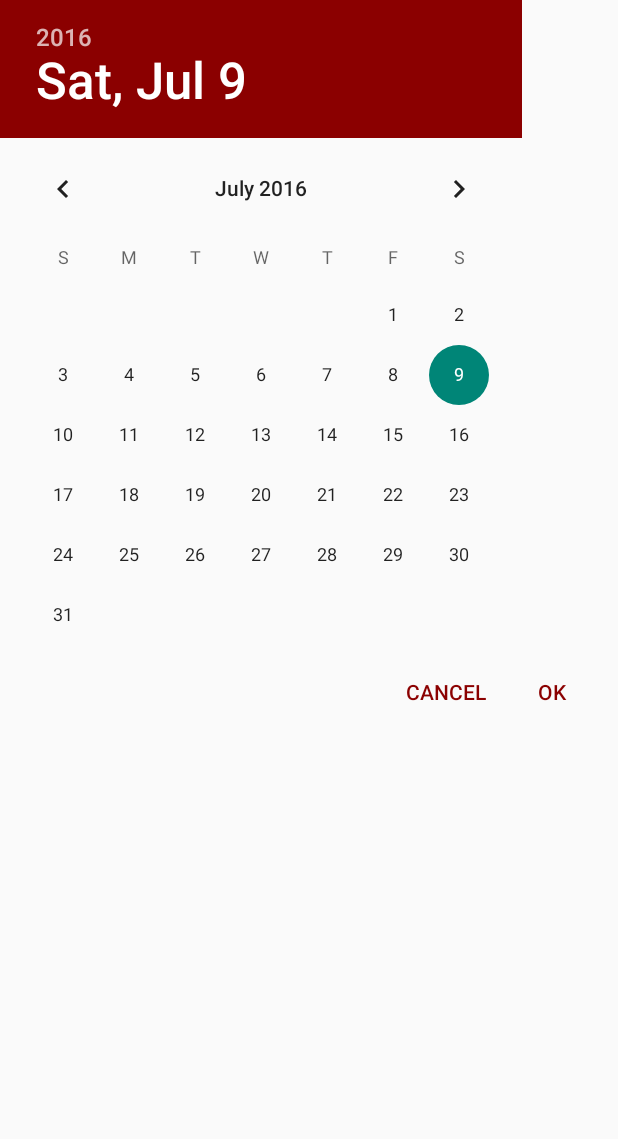
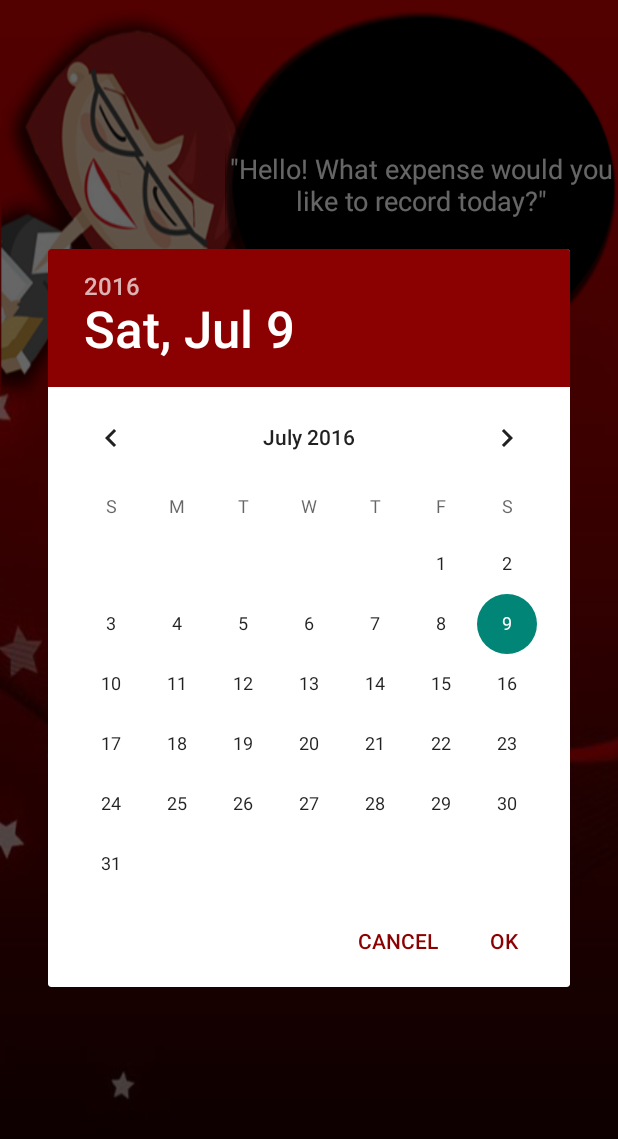
Before and after one commit to vanhcal/Moneytary, an Android app: the screen it shows after launch (MyActivity), after a tap on "SET DATE", on a phone screen of 412 x 824 dp. Shown: the top 1139 px of the screen. Run offline under Robolectric (Android 15) with nearby library versions, the light colour scheme and no system bars.

Commit message:
Tag and date picker improvements

```diff
--- a/app/src/main/java/org/monetaryc/monetaryb/monetarya/MyActivity.java
+++ b/app/src/main/java/org/monetaryc/monetaryb/monetarya/MyActivity.java
@@ -44,14 +44,10 @@ public class MyActivity extends FragmentActivity {
         setContentView(R.layout.activity_my);
         databaseHelper = new DatabaseHelper(this);
 
+        allTags = populateArray(databaseHelper);
+
         adapter = new ArrayAdapter<>(this,
                 android.R.layout.simple_dropdown_item_1line, allTags);
-
-        allTags = populateArray(databaseHelper);
-
-        for (int d = 0; d < allTags.size(); d++) {
-            System.out.println("TAGS" + allTags.get(d));
-        }
 
         adapter.notifyDataSetChanged();
 
@@ -84,6 +80,11 @@ public class MyActivity extends FragmentActivity {
             i++;
         }
         ArrayList<String> tagsList = new ArrayList<>(Arrays.asList(tags));
+
+        for (int j = 0; j < tagsList.size(); j++) {
+            System.out.print("TAGS " + tagsList.get(j) + " ");
+        }
+
         return tagsList;
     }
 
@@ -183,13 +184,13 @@ public class MyActivity extends FragmentActivity {
                 boolean found = false;
                 for (int j = 0; j < allTags.size(); j++) {
                     if (inputedTags[i].trim().equals(allTags.get(j))) {
-                        System.out.println("FOUND" + inputedTags[i] + "/" + allTags.get(j));
+                        System.out.println("FOUND " + inputedTags[i] + "/" + allTags.get(j));
                         found = true;
                         break;
                     }
                 }
                 if (!found) {
-                    System.out.println("NOT FOUND" + inputedTags[i]);
+                    System.out.println("NOT FOUND " + inputedTags[i]);
                     allTags.add(inputedTags[i].trim());
                     adapter.add(inputedTags[i].trim());
                     adapter.notifyDataSetChanged();
--- a/app/src/main/res/values/colors.xml
+++ b/app/src/main/res/values/colors.xml
@@ -1,8 +1,8 @@
 <?xml version="1.0" encoding="utf-8"?>
 <resources>
-    <color name="colorPrimary">#3F51B5</color>
-    <color name="colorPrimaryDark">#303F9F</color>
-    <color name="colorAccent">#FF4081</color>
+    <color name="colorPrimary">#8B0000</color>
+    <color name="colorPrimaryDark">#8B0000</color>
+    <color name="colorAccent">#DC143C</color>
     <color name="colorWhite">#FFFFFF</color>
     <color name="colorRed">#8B0000</color>
 </resources>
--- a/app/src/main/res/values/styles.xml
+++ b/app/src/main/res/values/styles.xml
@@ -9,8 +9,19 @@
         <item name="android:datePickerDialogTheme">@style/MyDatePickerDialogTheme</item>
     </style>
 
-    <style name="MyDatePickerDialogTheme" parent="Theme.AppCompat.Light.DarkActionBar">
+    <style name="MyDatePickerDialogTheme" parent="Theme.AppCompat.Light.Dialog">
         <item name="android:colorAccent">@color/colorRed</item>
+        <item name="android:datePickerStyle">@style/MyDatePickerStyle</item>
+        <item name="colorControlNormal">@color/colorRed</item>
+    </style>
+
+    <style name="MyDatePickerStyle" parent="@android:style/Widget.Material.Light.DatePicker">
+        <item name="android:headerBackground">@color/colorPrimary</item>
+        <item name="android:calendarTextColor">@color/colorPrimaryDark</item>
+        <item name="android:dayOfWeekBackground">@color/colorPrimaryDark</item>
+        <item name="android:yearListSelectorColor">@color/colorAccent</item>
+        <item name="android:datePickerMode">calendar</item>
+        <item name="colorControlNormal">@color/colorRed</item>
     </style>
 
     <style name="AppTheme.NoActionBar">
```
